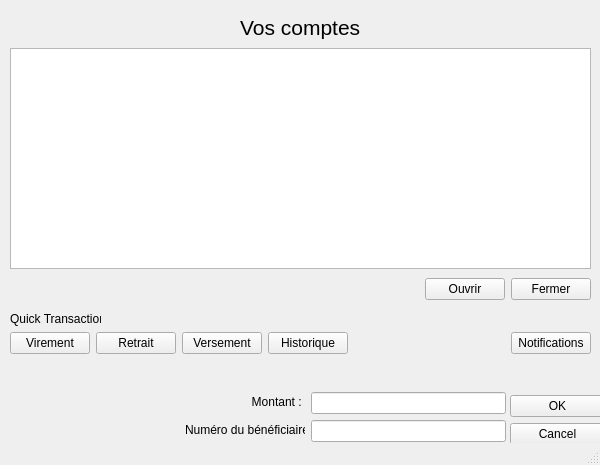
Before: the Qt Designer form uiclient.ui in MohamedSadio/banking-system, drawn with Qt 5.
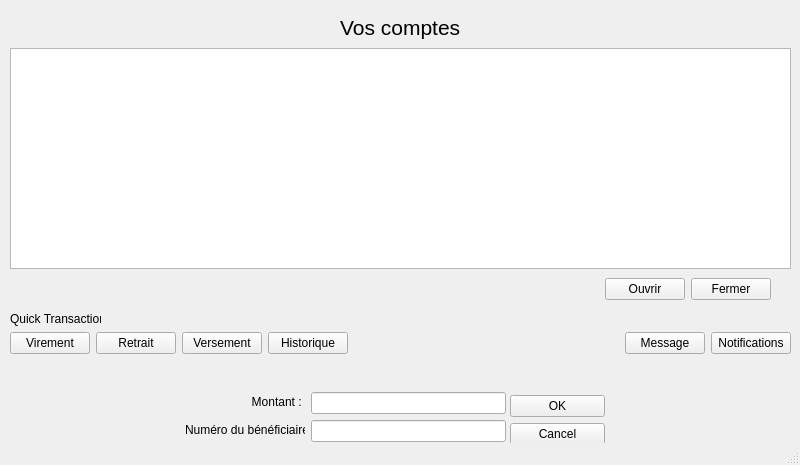
After: the same form once the commit is applied.

Patch:
```diff
--- a/uiclient.ui
+++ b/uiclient.ui
@@ -2,23 +2,26 @@
 <ui version="4.0">
  <class>UIClient</class>
  <widget class="QMainWindow" name="UIClient">
+  <property name="enabled">
+   <bool>true</bool>
+  </property>
   <property name="geometry">
    <rect>
     <x>0</x>
     <y>0</y>
-    <width>600</width>
+    <width>800</width>
     <height>465</height>
    </rect>
   </property>
   <property name="minimumSize">
    <size>
-    <width>600</width>
+    <width>500</width>
     <height>465</height>
    </size>
   </property>
   <property name="maximumSize">
    <size>
-    <width>600</width>
+    <width>2000</width>
     <height>465</height>
    </size>
   </property>
@@ -31,7 +34,7 @@
      <rect>
       <x>10</x>
       <y>10</y>
-      <width>581</width>
+      <width>781</width>
       <height>35</height>
      </rect>
     </property>
@@ -81,7 +84,7 @@
      <rect>
       <x>10</x>
       <y>48</y>
-      <width>581</width>
+      <width>781</width>
       <height>221</height>
      </rect>
     </property>
@@ -103,7 +106,7 @@
      <rect>
       <x>10</x>
       <y>274</y>
-      <width>581</width>
+      <width>761</width>
       <height>31</height>
      </rect>
     </property>
@@ -158,7 +161,7 @@
      <rect>
       <x>10</x>
       <y>328</y>
-      <width>581</width>
+      <width>781</width>
       <height>31</height>
      </rect>
     </property>
@@ -207,6 +210,13 @@
        </property>
       </spacer>
      </item>
+     <item>
+      <widget class="QPushButton" name="pushButtonMessage2">
+       <property name="text">
+        <string>Message</string>
+       </property>
+      </widget>
+     </item>
      <item>
       <widget class="QPushButton" name="pushButtonNotif">
        <property name="text">
```
Left out of the diff: 2 changed lines with no effect on the pictures.
